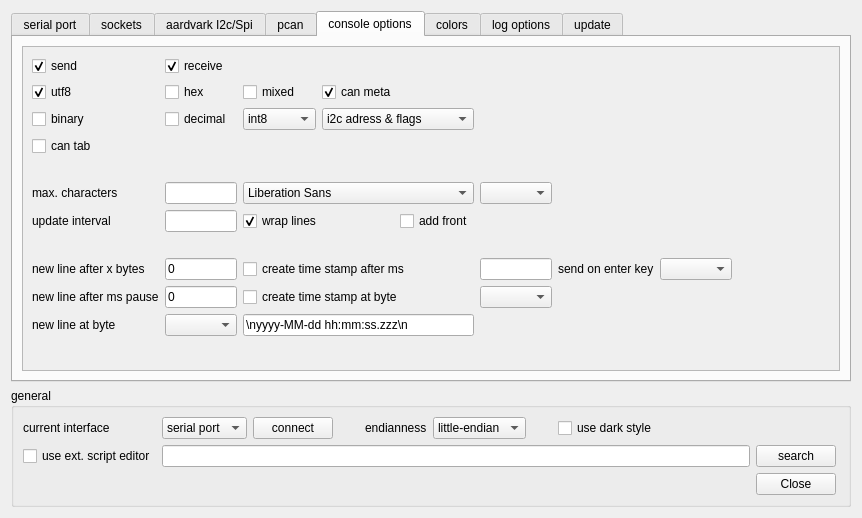
Above: ScriptCommunicator/settingsdialog.ui from szieke/ScriptCommunicator_serial-terminal before the change. Below: the same form after it.
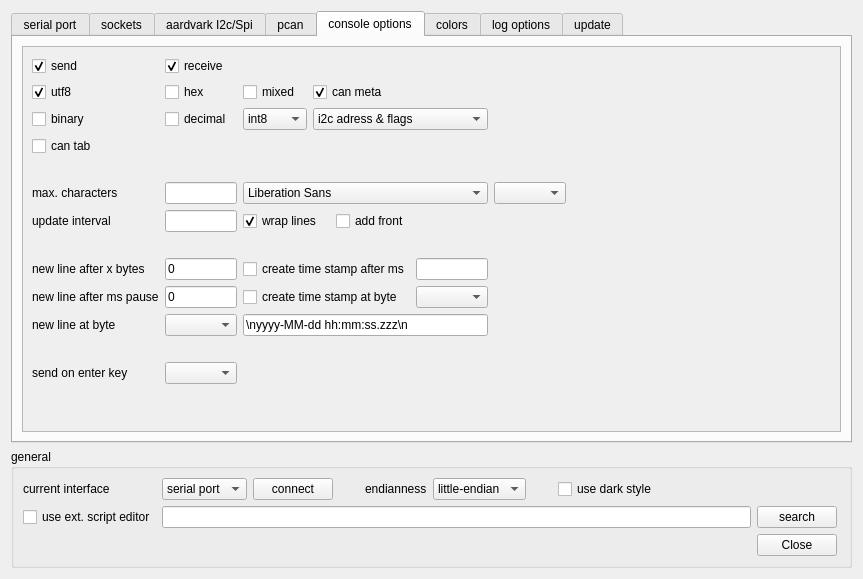
That is the form after the change. The open tabs and pages were chosen to show the change. Icons and pictures are not drawn. Custom widgets are drawn as their Qt base class.

Commit message: the 'new line at' combo box background is dark now (if the dark mode is enabled)

The edit to the form file:
```diff
--- a/ScriptCommunicator/settingsdialog.ui
+++ b/ScriptCommunicator/settingsdialog.ui
@@ -6,8 +6,8 @@
    <rect>
     <x>0</x>
     <y>0</y>
-    <width>862</width>
-    <height>518</height>
+    <width>863</width>
+    <height>579</height>
    </rect>
   </property>
   <property name="sizePolicy">
@@ -62,8 +62,8 @@
            <rect>
             <x>0</x>
             <y>0</y>
-            <width>818</width>
-            <height>334</height>
+            <width>819</width>
+            <height>395</height>
            </rect>
           </property>
           <layout class="QHBoxLayout" name="horizontalLayout_2" stretch="0">
@@ -424,7 +424,7 @@
            <rect>
             <x>0</x>
             <y>0</y>
-            <width>801</width>
+            <width>358</width>
             <height>357</height>
            </rect>
           </property>
@@ -909,7 +909,7 @@
            <rect>
             <x>0</x>
             <y>0</y>
-            <width>801</width>
+            <width>725</width>
             <height>378</height>
            </rect>
           </property>
@@ -1893,8 +1893,8 @@
            <rect>
             <x>0</x>
             <y>0</y>
-            <width>818</width>
-            <height>334</height>
+            <width>550</width>
+            <height>240</height>
            </rect>
           </property>
           <layout class="QVBoxLayout" name="verticalLayout_5">
@@ -2194,96 +2194,13 @@
            <rect>
             <x>0</x>
             <y>0</y>
-            <width>818</width>
-            <height>334</height>
+            <width>819</width>
+            <height>395</height>
            </rect>
           </property>
           <layout class="QGridLayout" name="gridLayout_9">
            <item row="0" column="0">
-            <layout class="QGridLayout" name="gridLayout_7" rowstretch="0,0,0,0,0,0,0,0,0,0,0,0,0,0,0,0" columnstretch="0,0,0,0,0,0,0,0,0">
-             <item row="4" column="3" colspan="2">
-              <widget class="QComboBox" name="consoleI2cMetadata">
-               <property name="toolTip">
-                <string>&lt;html&gt;&lt;head/&gt;&lt;body&gt;&lt;p&gt;show I2C master meta information (address &amp;amp; flags) in consoles&lt;/p&gt;&lt;/body&gt;&lt;/html&gt;</string>
-               </property>
-               <item>
-                <property name="text">
-                 <string>i2c adress &amp; flags</string>
-                </property>
-               </item>
-               <item>
-                <property name="text">
-                 <string>i2c address</string>
-                </property>
-               </item>
-               <item>
-                <property name="text">
-                 <string>i2c flags</string>
-                </property>
-               </item>
-               <item>
-                <property name="text">
-                 <string>none</string>
-                </property>
-               </item>
-              </widget>
-             </item>
-             <item row="14" column="2" colspan="3">
-              <widget class="QLineEdit" name="ConsoleTimestampFormat">
-               <property name="sizePolicy">
-                <sizepolicy hsizetype="MinimumExpanding" vsizetype="Fixed">
-                 <horstretch>0</horstretch>
-                 <verstretch>0</verstretch>
-                </sizepolicy>
-               </property>
-               <property name="minimumSize">
-                <size>
-                 <width>150</width>
-                 <height>0</height>
-                </size>
-               </property>
-               <property name="maximumSize">
-                <size>
-                 <width>16777215</width>
-                 <height>16777215</height>
-                </size>
-               </property>
-               <property name="toolTip">
-                <string>&lt;html&gt;&lt;head/&gt;&lt;body&gt;&lt;p&gt;time stamp format ('optinal new lines (\n)' date and time format (chapter Time format and Date format in the manual) 'optional new lines (\n)'&lt;/p&gt;&lt;p&gt;Example:&lt;/p&gt;&lt;p&gt;\nyyyy-MM-dd hh:mm:ss.zzz\n&lt;/p&gt;&lt;p&gt;Example without date and with spaces in front of the time stamp:&lt;/p&gt;&lt;p&gt;\n       hh:mm:ss\n&lt;/p&gt;&lt;p&gt;&lt;br/&gt;&lt;/p&gt;&lt;/body&gt;&lt;/html&gt;</string>
-               </property>
-               <property name="text">
-                <string>\nyyyy-MM-dd hh:mm:ss.zzz\n</string>
-               </property>
-              </widget>
-             </item>
-             <item row="8" column="2" colspan="3">
-              <widget class="QFontComboBox" name="consoleFontComboBox">
-               <property name="sizePolicy">
-                <sizepolicy hsizetype="Expanding" vsizetype="Fixed">
-                 <horstretch>0</horstretch>
-                 <verstretch>0</verstretch>
-                </sizepolicy>
-               </property>
-               <property name="minimumSize">
-                <size>
-                 <width>0</width>
-                 <height>0</height>
-                </size>
-               </property>
-               <property name="maximumSize">
-                <size>
-                 <width>16777215</width>
-                 <height>16777215</height>
-                </size>
-               </property>
-               <property name="toolTip">
-                <string>console font (the mixed console has always courier new)</string>
-               </property>
-               <property name="editable">
-                <bool>false</bool>
-               </property>
-              </widget>
-             </item>
+            <layout class="QGridLayout" name="gridLayout_7" rowstretch="0,0,0,0,0,0,0,0,0,0,0,0,0,0,0,0,0,0" columnstretch="0,0,0,0,0,0,0,0,0">
              <item row="13" column="2" colspan="3">
               <widget class="QCheckBox" name="consoleTimestampAtByteCheckBox">
                <property name="toolTip">
@@ -2348,6 +2265,38 @@
                </property>
               </widget>
              </item>
+             <item row="4" column="0">
+              <widget class="QCheckBox" name="consoleShowBinaryCheckBox">
+               <property name="toolTip">
+                <string>show binary console</string>
+               </property>
+               <property name="text">
+                <string>binary</string>
+               </property>
+              </widget>
+             </item>
+             <item row="0" column="1">
+              <widget class="QCheckBox" name="ShowReceivedCheckBox">
+               <property name="sizePolicy">
+                <sizepolicy hsizetype="Preferred" vsizetype="Preferred">
+                 <horstretch>0</horstretch>
+                 <verstretch>0</verstretch>
+                </sizepolicy>
+               </property>
+               <property name="toolTip">
+                <string>show received data in console</string>
+               </property>
+               <property name="text">
+                <string>receive</string>
+               </property>
+               <property name="checked">
+                <bool>true</bool>
+               </property>
+               <property name="tristate">
+                <bool>false</bool>
+               </property>
+              </widget>
+             </item>
              <item row="3" column="2">
               <widget class="QCheckBox" name="consoleShowMixedCheckBox">
                <property name="toolTip">
@@ -2398,38 +2347,6 @@
                </item>
               </widget>
              </item>
-             <item row="4" column="0">
-              <widget class="QCheckBox" name="consoleShowBinaryCheckBox">
-               <property name="toolTip">
-                <string>show binary console</string>
-               </property>
-               <property name="text">
-                <string>binary</string>
-               </property>
-              </widget>
-             </item>
-             <item row="0" column="1">
-              <widget class="QCheckBox" name="ShowReceivedCheckBox">
-               <property name="sizePolicy">
-                <sizepolicy hsizetype="Preferred" vsizetype="Preferred">
-                 <horstretch>0</horstretch>
-                 <verstretch>0</verstretch>
-                </sizepolicy>
-               </property>
-               <property name="toolTip">
-                <string>show received data in console</string>
-               </property>
-               <property name="text">
-                <string>receive</string>
-               </property>
-               <property name="checked">
-                <bool>true</bool>
-               </property>
-               <property name="tristate">
-                <bool>false</bool>
-               </property>
-              </widget>
-             </item>
              <item row="13" column="0">
               <widget class="QLabel" name="label_2">
                <property name="toolTip">
@@ -2440,19 +2357,25 @@
                </property>
               </widget>
              </item>
-             <item row="4" column="1">
-              <widget class="QCheckBox" name="consoleShowDecimalCheckBox">
+             <item row="13" column="1">
+              <widget class="QLineEdit" name="consoleNewLineAfterPause">
                <property name="sizePolicy">
-                <sizepolicy hsizetype="Preferred" vsizetype="Preferred">
+                <sizepolicy hsizetype="Ignored" vsizetype="Fixed">
                  <horstretch>0</horstretch>
                  <verstretch>0</verstretch>
                 </sizepolicy>
                </property>
+               <property name="maximumSize">
+                <size>
+                 <width>16777215</width>
+                 <height>16777215</height>
+                </size>
+               </property>
                <property name="toolTip">
-                <string>show decimal console</string>
+                <string>new line after x ms send/receive pause (0=off)</string>
                </property>
                <property name="text">
-                <string>decimal</string>
+                <string>0</string>
                </property>
               </widget>
              </item>
@@ -2466,101 +2389,22 @@
                </property>
               </widget>
              </item>
-             <item row="8" column="5">
-              <widget class="QComboBox" name="consoleFontSizeComboBox">
+             <item row="4" column="1">
+              <widget class="QCheckBox" name="consoleShowDecimalCheckBox">
                <property name="sizePolicy">
-                <sizepolicy hsizetype="Preferred" vsizetype="Fixed">
+                <sizepolicy hsizetype="Preferred" vsizetype="Preferred">
                  <horstretch>0</horstretch>
                  <verstretch>0</verstretch>
                 </sizepolicy>
                </property>
-               <property name="minimumSize">
-                <size>
-                 <width>0</width>
-                 <height>0</height>
-                </size>
-               </property>
-               <property name="maximumSize">
-                <size>
-                 <width>16777215</width>
-                 <height>16777215</height>
-                </size>
-               </property>
                <property name="toolTip">
-                <string>console font size</string>
+                <string>show decimal console</string>
                </property>
-               <property name="currentText">
-                <string/>
-               </property>
-              </widget>
-             </item>
-             <item row="12" column="5">
-              <widget class="QLineEdit" name="PrintTimeStampLineEdit">
-               <property name="sizePolicy">
-                <sizepolicy hsizetype="Ignored" vsizetype="Fixed">
-                 <horstretch>0</horstretch>
-                 <verstretch>0</verstretch>
-                </sizepolicy>
-               </property>
-               <property name="maximumSize">
-                <size>
-                 <width>16777215</width>
-                 <height>16777215</height>
-                </size>
-               </property>
-               <property name="toolTip">
-                <string>create time stamp after ms</string>
-               </property>
-              </widget>
-             </item>
-             <item row="13" column="1">
-              <widget class="QLineEdit" name="consoleNewLineAfterPause">
-               <property name="sizePolicy">
-                <sizepolicy hsizetype="Ignored" vsizetype="Fixed">
-                 <horstretch>0</horstretch>
-                 <verstretch>0</verstretch>
-                </sizepolicy>
-               </property>
-               <property name="maximumSize">
-                <size>
-                 <width>16777215</width>
-                 <height>16777215</height>
-                </size>
-               </property>
-               <property name="toolTip">
-                <string>new line after x ms send/receive pause (0=off)</string>
-               </property>
                <property name="text">
-                <string>0</string>
+                <string>decimal</string>
                </property>
               </widget>
              </item>
-             <item row="12" column="6">
-              <widget class="QLabel" name="label_18">
-               <property name="toolTip">
-                <string>&lt;html&gt;&lt;head/&gt;&lt;body&gt;&lt;p&gt;this is sent/used for the enter key (console, message dialog, main window send area and utf8 sequence in the send window)&lt;/p&gt;&lt;/body&gt;&lt;/html&gt;</string>
-               </property>
-               <property name="text">
-                <string>send on enter key</string>
-               </property>
-              </widget>
-             </item>
-             <item row="7" column="2">
-              <spacer name="verticalSpacer_6">
-               <property name="orientation">
-                <enum>Qt::Vertical</enum>
-               </property>
-               <property name="sizeType">
-                <enum>QSizePolicy::Fixed</enum>
-               </property>
-               <property name="sizeHint" stdset="0">
-                <size>
-                 <width>20</width>
-                 <height>20</height>
-                </size>
-               </property>
-              </spacer>
-             </item>
              <item row="8" column="0">
               <widget class="QLabel" name="ConsoleBufferLabel">
                <property name="toolTip">
@@ -2571,6 +2415,22 @@
                </property>
               </widget>
              </item>
+             <item row="7" column="2">
+              <spacer name="verticalSpacer_6">
+               <property name="orientation">
+                <enum>Qt::Vertical</enum>
+               </property>
+               <property name="sizeType">
+                <enum>QSizePolicy::Fixed</enum>
+               </property>
+               <property name="sizeHint" stdset="0">
+                <size>
+                 <width>20</width>
+                 <height>20</height>
+                </size>
+               </property>
+              </spacer>
+             </item>
              <item row="3" column="0">
               <widget class="QCheckBox" name="consoleShowUtf8CheckBox">
                <property name="sizePolicy">
@@ -2619,6 +2479,16 @@
                </property>
               </spacer>
              </item>
+             <item row="12" column="0">
+              <widget class="QLabel" name="label">
+               <property name="toolTip">
+                <string>new line after x number of sent/received bytes (0=off)</string>
+               </property>
+               <property name="text">
+                <string>new line after x bytes</string>
+               </property>
+              </widget>
+             </item>
              <item row="9" column="1">
               <widget class="QLineEdit" name="ConsoleUpdateIntervallLineEdit">
                <property name="sizePolicy">
@@ -2638,6 +2508,16 @@
                </property>
               </widget>
              </item>
+             <item row="14" column="0">
+              <widget class="QLabel" name="label_16">
+               <property name="toolTip">
+                <string>new line at byte</string>
+               </property>
+               <property name="text">
+                <string>new line at byte</string>
+               </property>
+              </widget>
+             </item>
              <item row="3" column="1">
               <widget class="QCheckBox" name="consoleShowHexCheckBox">
                <property name="sizePolicy">
@@ -2654,65 +2534,6 @@
                </property>
               </widget>
              </item>
-             <item row="15" column="5">
-              <spacer name="verticalSpacer">
-               <property name="orientation">
-                <enum>Qt::Vertical</enum>
-               </property>
-               <property name="sizeHint" stdset="0">
-                <size>
-                 <width>20</width>
-                 <height>40</height>
-                </size>
-               </property>
-              </spacer>
-             </item>
-             <item row="12" column="7">
-              <widget class="QComboBox" name="consoleSendOnEnter">
-               <property name="maximumSize">
-                <size>
-                 <width>16777215</width>
-                 <height>16777215</height>
-                </size>
-               </property>
-               <property name="toolTip">
-                <string>&lt;html&gt;&lt;head/&gt;&lt;body&gt;&lt;p&gt;this is sent/used for the enter key (console, message dialog, main window send area and utf8 sequence in the send window)&lt;/p&gt;&lt;/body&gt;&lt;/html&gt;</string>
-               </property>
-              </widget>
-             </item>
-             <item row="14" column="0">
-              <widget class="QLabel" name="label_16">
-               <property name="toolTip">
-                <string>new line at byte</string>
-               </property>
-               <property name="text">
-                <string>new line at byte</string>
-               </property>
-              </widget>
-             </item>
-             <item row="12" column="0">
-              <widget class="QLabel" name="label">
-               <property name="toolTip">
-                <string>new line after x number of sent/received bytes (0=off)</string>
-               </property>
-               <property name="text">
-                <string>new line after x bytes</string>
-               </property>
-              </widget>
-             </item>
-             <item row="14" column="1">
-              <widget class="QComboBox" name="consoleNewLineAt">
-               <property name="maximumSize">
-                <size>
-                 <width>16777215</width>
-                 <height>16777215</height>
-                </size>
-               </property>
-               <property name="toolTip">
-                <string>new line at byte</string>
-               </property>
-              </widget>
-             </item>
              <item row="12" column="1">
               <widget class="QLineEdit" name="consoleNewLineAfterNumberBytes">
                <property name="sizePolicy">
@@ -2735,6 +2556,38 @@
                </property>
               </widget>
              </item>
+             <item row="0" column="0">
+              <widget class="QCheckBox" name="ShowSendInConsoleCheckBox">
+               <property name="sizePolicy">
+                <sizepolicy hsizetype="Preferred" vsizetype="Preferred">
+                 <horstretch>0</horstretch>
+                 <verstretch>0</verstretch>
+                </sizepolicy>
+               </property>
+               <property name="toolTip">
+                <string>show sent data in console</string>
+               </property>
+               <property name="text">
+                <string>send</string>
+               </property>
+               <property name="checked">
+                <bool>true</bool>
+               </property>
+              </widget>
+             </item>
+             <item row="14" column="1">
+              <widget class="QComboBox" name="consoleNewLineAt">
+               <property name="maximumSize">
+                <size>
+                 <width>16777215</width>
+                 <height>16777215</height>
+                </size>
+               </property>
+               <property name="toolTip">
+                <string>new line at byte</string>
+               </property>
+              </widget>
+             </item>
              <item row="12" column="8">
               <spacer name="horizontalSpacer_23">
                <property name="orientation">
@@ -2761,38 +2614,6 @@
                </property>
               </widget>
              </item>
-             <item row="0" column="0">
-              <widget class="QCheckBox" name="ShowSendInConsoleCheckBox">
-               <property name="sizePolicy">
-                <sizepolicy hsizetype="Preferred" vsizetype="Preferred">
-                 <horstretch>0</horstretch>
-                 <verstretch>0</verstretch>
-                </sizepolicy>
-               </property>
-               <property name="toolTip">
-                <string>show sent data in console</string>
-               </property>
-               <property name="text">
-                <string>send</string>
-               </property>
-               <property name="checked">
-                <bool>true</bool>
-               </property>
-              </widget>
-             </item>
-             <item row="9" column="2" colspan="2">
-              <widget class="QCheckBox" name="consoleWrapLinesCheckbox">
-               <property name="toolTip">
-                <string>wrap lines at the right console edge</string>
-               </property>
-               <property name="text">
-                <string>wrap lines</string>
-               </property>
-               <property name="checked">
-                <bool>true</bool>
-               </property>
-              </widget>
-             </item>
              <item row="9" column="4">
               <widget class="QCheckBox" name="consoleAddDataFrontCheckBox">
                <property name="toolTip">
@@ -2803,6 +2624,201 @@
                </property>
               </widget>
              </item>
+             <item row="9" column="2" colspan="2">
+              <widget class="QCheckBox" name="consoleWrapLinesCheckbox">
+               <property name="toolTip">
+                <string>wrap lines at the right console edge</string>
+               </property>
+               <property name="text">
+                <string>wrap lines</string>
+               </property>
+               <property name="checked">
+                <bool>true</bool>
+               </property>
+              </widget>
+             </item>
+             <item row="12" column="5">
+              <widget class="QLineEdit" name="PrintTimeStampLineEdit">
+               <property name="sizePolicy">
+                <sizepolicy hsizetype="Ignored" vsizetype="Fixed">
+                 <horstretch>0</horstretch>
+                 <verstretch>0</verstretch>
+                </sizepolicy>
+               </property>
+               <property name="maximumSize">
+                <size>
+                 <width>16777215</width>
+                 <height>16777215</height>
+                </size>
+               </property>
+               <property name="toolTip">
+                <string>create time stamp after ms</string>
+               </property>
+              </widget>
+             </item>
+             <item row="8" column="6">
+              <widget class="QComboBox" name="consoleFontSizeComboBox">
+               <property name="sizePolicy">
+                <sizepolicy hsizetype="Preferred" vsizetype="Fixed">
+                 <horstretch>0</horstretch>
+                 <verstretch>0</verstretch>
+                </sizepolicy>
+               </property>
+               <property name="minimumSize">
+                <size>
+                 <width>0</width>
+                 <height>0</height>
+                </size>
+               </property>
+               <property name="maximumSize">
+                <size>
+                 <width>16777215</width>
+                 <height>16777215</height>
+                </size>
+               </property>
+               <property name="toolTip">
+                <string>console font size</string>
+               </property>
+               <property name="currentText">
+                <string/>
+               </property>
+              </widget>
+             </item>
+             <item row="16" column="1">
+              <widget class="QComboBox" name="consoleSendOnEnter">
+               <property name="maximumSize">
+                <size>
+                 <width>16777215</width>
+                 <height>16777215</height>
+                </size>
+               </property>
+               <property name="toolTip">
+                <string>&lt;html&gt;&lt;head/&gt;&lt;body&gt;&lt;p&gt;this is sent/used for the enter key (console, message dialog, main window send area and utf8 sequence in the send window)&lt;/p&gt;&lt;/body&gt;&lt;/html&gt;</string>
+               </property>
+              </widget>
+             </item>
+             <item row="8" column="2" colspan="4">
+              <widget class="QFontComboBox" name="consoleFontComboBox">
+               <property name="sizePolicy">
+                <sizepolicy hsizetype="Expanding" vsizetype="Fixed">
+                 <horstretch>0</horstretch>
+                 <verstretch>0</verstretch>
+                </sizepolicy>
+               </property>
+               <property name="minimumSize">
+                <size>
+                 <width>0</width>
+                 <height>0</height>
+                </size>
+               </property>
+               <property name="maximumSize">
+                <size>
+                 <width>16777215</width>
+                 <height>16777215</height>
+                </size>
+               </property>
+               <property name="toolTip">
+                <string>console font (the mixed console has always courier new)</string>
+               </property>
+               <property name="editable">
+                <bool>false</bool>
+               </property>
+              </widget>
+             </item>
+             <item row="16" column="0">
+              <widget class="QLabel" name="label_18">
+               <property name="toolTip">
+                <string>&lt;html&gt;&lt;head/&gt;&lt;body&gt;&lt;p&gt;this is sent/used for the enter key (console, message dialog, main window send area and utf8 sequence in the send window)&lt;/p&gt;&lt;/body&gt;&lt;/html&gt;</string>
+               </property>
+               <property name="text">
+                <string>send on enter key</string>
+               </property>
+              </widget>
+             </item>
+             <item row="15" column="1">
+              <spacer name="verticalSpacer_15">
+               <property name="orientation">
+                <enum>Qt::Vertical</enum>
+               </property>
+               <property name="sizeType">
+                <enum>QSizePolicy::Fixed</enum>
+               </property>
+               <property name="sizeHint" stdset="0">
+                <size>
+                 <width>20</width>
+                 <height>20</height>
+                </size>
+               </property>
+              </spacer>
+             </item>
+             <item row="17" column="1">
+              <spacer name="verticalSpacer">
+               <property name="orientation">
+                <enum>Qt::Vertical</enum>
+               </property>
+               <property name="sizeHint" stdset="0">
+                <size>
+                 <width>20</width>
+                 <height>40</height>
+                </size>
+               </property>
+              </spacer>
+             </item>
+             <item row="14" column="2" colspan="4">
+              <widget class="QLineEdit" name="ConsoleTimestampFormat">
+               <property name="sizePolicy">
+                <sizepolicy hsizetype="MinimumExpanding" vsizetype="Fixed">
+                 <horstretch>0</horstretch>
+                 <verstretch>0</verstretch>
+                </sizepolicy>
+               </property>
+               <property name="minimumSize">
+                <size>
+                 <width>150</width>
+                 <height>0</height>
+                </size>
+               </property>
+               <property name="maximumSize">
+                <size>
+                 <width>16777215</width>
+                 <height>16777215</height>
+                </size>
+               </property>
+               <property name="toolTip">
+                <string>&lt;html&gt;&lt;head/&gt;&lt;body&gt;&lt;p&gt;time stamp format ('optinal new lines (\n)' date and time format (chapter Time format and Date format in the manual) 'optional new lines (\n)'&lt;/p&gt;&lt;p&gt;Example:&lt;/p&gt;&lt;p&gt;\nyyyy-MM-dd hh:mm:ss.zzz\n&lt;/p&gt;&lt;p&gt;Example without date and with spaces in front of the time stamp:&lt;/p&gt;&lt;p&gt;\n       hh:mm:ss\n&lt;/p&gt;&lt;p&gt;&lt;br/&gt;&lt;/p&gt;&lt;/body&gt;&lt;/html&gt;</string>
+               </property>
+               <property name="text">
+                <string>\nyyyy-MM-dd hh:mm:ss.zzz\n</string>
+               </property>
+              </widget>
+             </item>
+             <item row="4" column="3" colspan="3">
+              <widget class="QComboBox" name="consoleI2cMetadata">
+               <property name="toolTip">
+                <string>&lt;html&gt;&lt;head/&gt;&lt;body&gt;&lt;p&gt;show I2C master meta information (address &amp;amp; flags) in consoles&lt;/p&gt;&lt;/body&gt;&lt;/html&gt;</string>
+               </property>
+               <item>
+                <property name="text">
+                 <string>i2c adress &amp; flags</string>
+                </property>
+               </item>
+               <item>
+                <property name="text">
+                 <string>i2c address</string>
+                </property>
+               </item>
+               <item>
+                <property name="text">
+                 <string>i2c flags</string>
+                </property>
+               </item>
+               <item>
+                <property name="text">
+                 <string>none</string>
+                </property>
+               </item>
+              </widget>
+             </item>
             </layout>
            </item>
           </layout>
@@ -2826,8 +2842,8 @@
            <rect>
             <x>0</x>
             <y>0</y>
-            <width>818</width>
-            <height>334</height>
+            <width>353</width>
+            <height>284</height>
            </rect>
           </property>
           <layout class="QVBoxLayout" name="verticalLayout_9">
@@ -3075,8 +3091,8 @@
            <rect>
             <x>0</x>
             <y>0</y>
-            <width>818</width>
-            <height>334</height>
+            <width>737</width>
+            <height>305</height>
            </rect>
           </property>
           <layout class="QVBoxLayout" name="verticalLayout_11">
@@ -3689,8 +3705,8 @@
            <rect>
             <x>0</x>
             <y>0</y>
-            <width>818</width>
-            <height>334</height>
+            <width>404</width>
+            <height>271</height>
            </rect>
           </property>
           <layout class="QGridLayout" name="gridLayout_10">
```
The commit also changes 2 other files.
